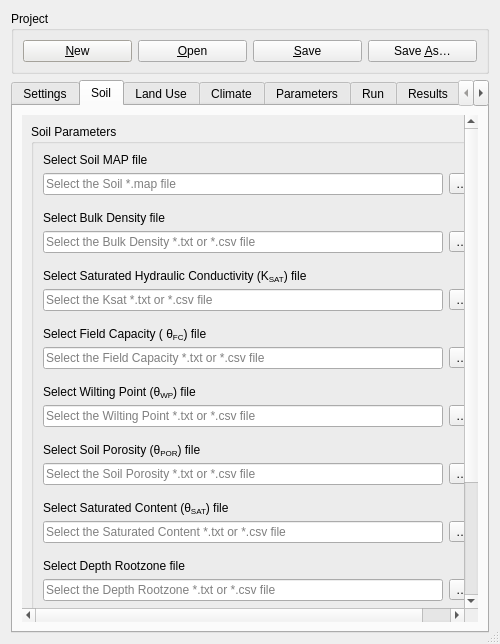
LabSid-USP/RUBEMHydrological, file rubem_hydrological_dialog_base.ui: the form before one commit.
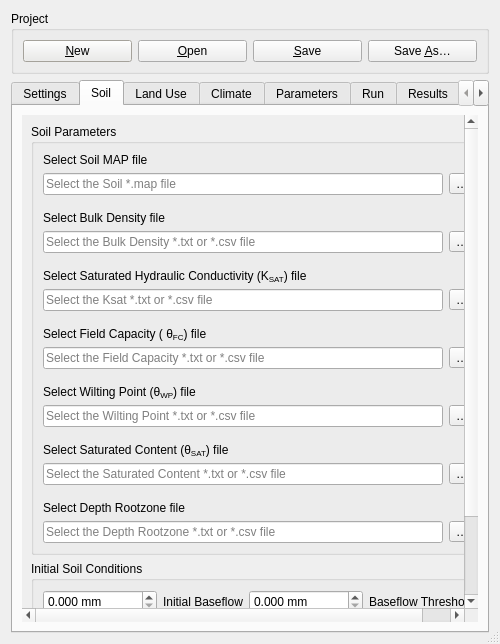
The form after the commit. The open tabs and pages were chosen to show the change. Icons and pictures are not drawn.

Commit message: Closes #76 Remove occurrences of soil porosity

What changed in the file:
```diff
--- a/rubem_hydrological_dialog_base.ui
+++ b/rubem_hydrological_dialog_base.ui
@@ -1214,9 +1214,9 @@
           <property name="geometry">
            <rect>
             <x>0</x>
-            <y>-176</y>
+            <y>-111</y>
             <width>441</width>
-            <height>694</height>
+            <height>629</height>
            </rect>
           </property>
           <layout class="QVBoxLayout" name="verticalLayout_20">
@@ -1566,72 +1566,6 @@
                     </property>
                    </spacer>
                   </item>
-                  <item>
-                   <layout class="QGridLayout" name="gridLayout_18">
-                    <item row="1" column="0">
-                     <layout class="QHBoxLayout" name="horizontalLayout_23">
-                      <item>
-                       <widget class="QLineEdit" name="lineEdt_Porosity">
-                        <property name="toolTip">
-                         <string>&lt;html&gt;&lt;head/&gt;&lt;body&gt;&lt;p&gt;Open file dialog to select a *.txt file with values of soil porosity (θ) for each soil class.&lt;/p&gt;&lt;/body&gt;&lt;/html&gt;</string>
-                        </property>
-                        <property name="text">
-                         <string/>
-                        </property>
-                        <property name="placeholderText">
-                         <string>Select the Soil Porosity *.txt or *.csv file</string>
-                        </property>
-                        <property name="clearButtonEnabled">
-                         <bool>true</bool>
-                        </property>
-                       </widget>
-                      </item>
-                      <item>
-                       <widget class="QToolButton" name="btn_Porosity">
-                        <property name="toolTip">
-                         <string>&lt;html&gt;&lt;head/&gt;&lt;body&gt;&lt;p&gt;Open file dialog to select a *.txt file with values of soil porosity (θ) for each soil class.&lt;/p&gt;&lt;/body&gt;&lt;/html&gt;</string>
-                        </property>
-                        <property name="text">
-                         <string>…</string>
-                        </property>
-                       </widget>
-                      </item>
-                     </layout>
-                    </item>
-                    <item row="0" column="0">
-                     <widget class="QLabel" name="label_Porosity">
-                      <property name="sizePolicy">
-                       <sizepolicy hsizetype="Minimum" vsizetype="Minimum">
-                        <horstretch>0</horstretch>
-                        <verstretch>0</verstretch>
-                       </sizepolicy>
-                      </property>
-                      <property name="toolTip">
-                       <string>&lt;html&gt;&lt;head/&gt;&lt;body&gt;&lt;p&gt;Open file dialog to select a *.txt file with values of soil porosity (θ) for each soil class.&lt;/p&gt;&lt;/body&gt;&lt;/html&gt;</string>
-                      </property>
-                      <property name="text">
-                       <string>&lt;html&gt;&lt;head/&gt;&lt;body&gt;&lt;p&gt;Select Soil Porosity (θ&lt;span style=&quot; vertical-align:sub;&quot;&gt;POR&lt;/span&gt;) file&lt;/p&gt;&lt;/body&gt;&lt;/html&gt;</string>
-                      </property>
-                      <property name="buddy">
-                       <cstring>btn_Porosity</cstring>
-                      </property>
-                     </widget>
-                    </item>
-                   </layout>
-                  </item>
-                  <item>
-                   <spacer name="verticalSpacer_18">
-                    <property name="orientation">
-                     <enum>Qt::Vertical</enum>
-                    </property>
-                    <property name="sizeHint" stdset="0">
-                     <size>
-                      <width>20</width>
-                      <height>10</height>
-                     </size>
-                    </property>
-                   </spacer>
-                  </item>
                   <item>
                    <layout class="QGridLayout" name="gridLayout_7">
                     <item row="0" column="0">
```
Left out of the diff: 40 changed lines with no effect on the pictures. The commit also changes 1 other file.
